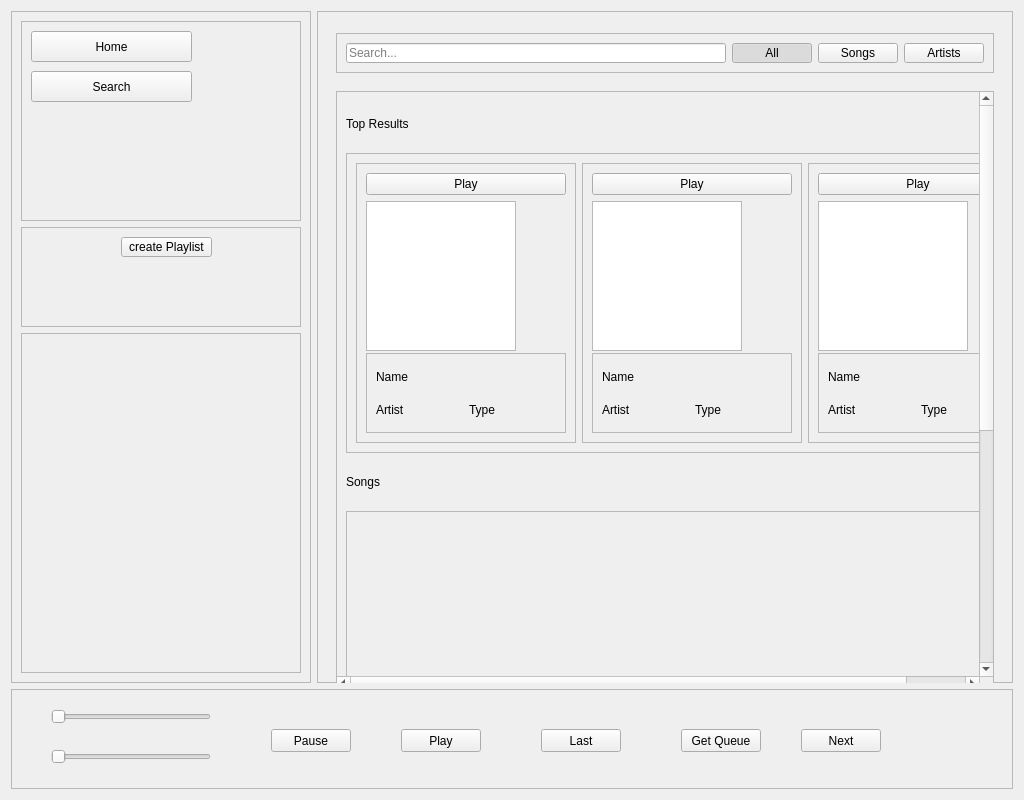
Before: the Qt Designer form client/main.ui in Nmstr/Auralium, drawn with Qt 5.
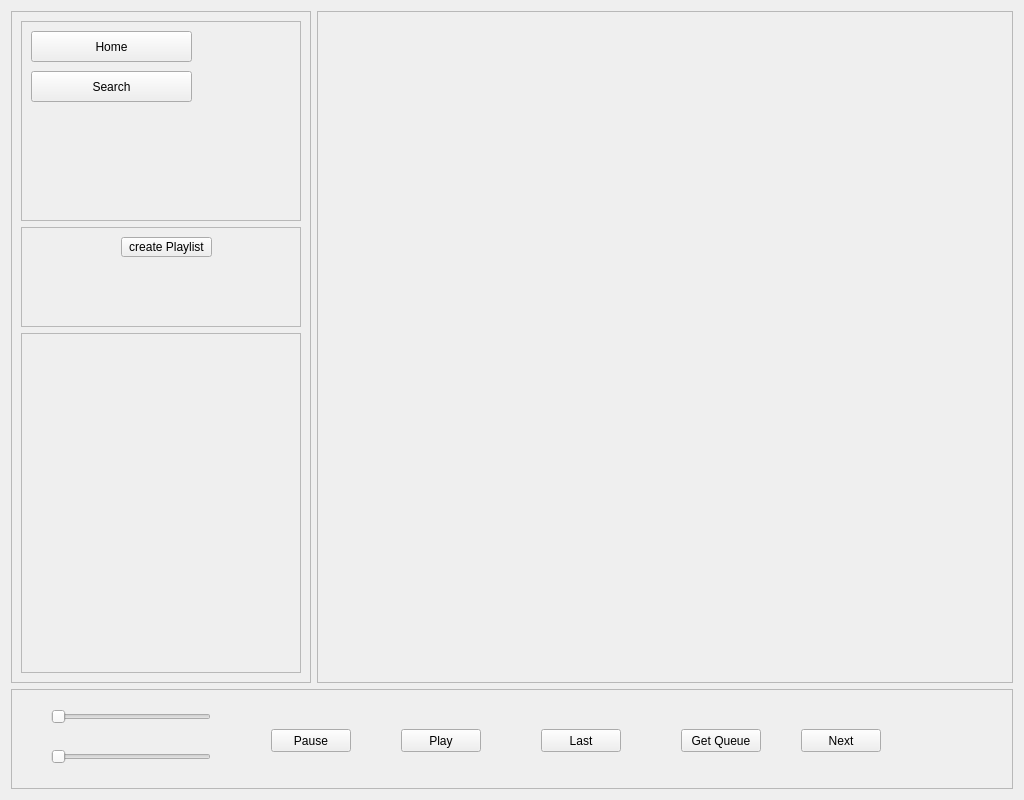
After: the same form once the commit is applied. The open tabs and pages were chosen to show the change.

Commit message: broke mainContentStack into smaller custom widgets

What changed in the file:
```diff
--- a/client/main.ui
+++ b/client/main.ui
@@ -315,782 +315,12 @@
    </item>
    <item row="0" column="1">
     <widget class="QFrame" name="mainContent">
-     <property name="sizePolicy">
-      <sizepolicy hsizetype="Preferred" vsizetype="Preferred">
-       <horstretch>0</horstretch>
-       <verstretch>0</verstretch>
-      </sizepolicy>
-     </property>
      <property name="frameShape">
       <enum>QFrame::StyledPanel</enum>
      </property>
      <property name="frameShadow">
       <enum>QFrame::Raised</enum>
      </property>
-     <layout class="QVBoxLayout" name="verticalLayout_2">
-      <property name="topMargin">
-       <number>0</number>
-      </property>
-      <item>
-       <widget class="QStackedWidget" name="mainContentStack">
-        <property name="sizePolicy">
-         <sizepolicy hsizetype="Preferred" vsizetype="Preferred">
-          <horstretch>0</horstretch>
-          <verstretch>0</verstretch>
-         </sizepolicy>
-        </property>
-        <property name="minimumSize">
-         <size>
-          <width>200</width>
-          <height>700</height>
-         </size>
-        </property>
-        <property name="maximumSize">
-         <size>
-          <width>16777215</width>
-          <height>16777215</height>
-         </size>
-        </property>
-        <property name="frameShape">
-         <enum>QFrame::NoFrame</enum>
-        </property>
-        <property name="currentIndex">
-         <number>0</number>
-        </property>
-        <widget class="QWidget" name="home">
-         <widget class="QLabel" name="homeLabel">
-          <property name="geometry">
-           <rect>
-            <x>300</x>
-            <y>90</y>
-            <width>58</width>
-            <height>15</height>
-           </rect>
-          </property>
-          <property name="text">
-           <string>Home</string>
-          </property>
-         </widget>
-         <widget class="QPushButton" name="playlistsAddSongBtn">
-          <property name="geometry">
-           <rect>
-            <x>190</x>
-            <y>260</y>
-            <width>161</width>
-            <height>31</height>
-           </rect>
-          </property>
-          <property name="text">
-           <string>add Song</string>
-          </property>
-         </widget>
-         <widget class="QPushButton" name="playlistsRemoveSongBtn">
-          <property name="geometry">
-           <rect>
-            <x>390</x>
-            <y>330</y>
-            <width>161</width>
-            <height>31</height>
-           </rect>
-          </property>
-          <property name="text">
-           <string>remove Song</string>
-          </property>
-         </widget>
-         <widget class="QPushButton" name="playlistsMoveSongBtn">
-          <property name="geometry">
-           <rect>
-            <x>190</x>
-            <y>330</y>
-            <width>161</width>
-            <height>31</height>
-           </rect>
-          </property>
-          <property name="text">
-           <string>Move Song</string>
-          </property>
-         </widget>
-         <widget class="QPushButton" name="playlistsRetrieveBtn">
-          <property name="geometry">
-           <rect>
-            <x>390</x>
-            <y>260</y>
-            <width>161</width>
-            <height>31</height>
-           </rect>
-          </property>
-          <property name="text">
-           <string>Retrieve Playlist</string>
-          </property>
-         </widget>
-         <widget class="QPushButton" name="playlistsRetrieveAllBtn">
-          <property name="geometry">
-           <rect>
-            <x>580</x>
-            <y>260</y>
-            <width>161</width>
-            <height>31</height>
-           </rect>
-          </property>
-          <property name="text">
-           <string>Retrieve All Playlists</string>
-          </property>
-         </widget>
-        </widget>
-        <widget class="QWidget" name="search">
-         <layout class="QVBoxLayout" name="verticalLayout" stretch="0,0">
-          <property name="spacing">
-           <number>6</number>
-          </property>
-          <property name="sizeConstraint">
-           <enum>QLayout::SetDefaultConstraint</enum>
-          </property>
-          <property name="topMargin">
-           <number>9</number>
-          </property>
-          <item>
-           <widget class="QFrame" name="searchTopBar">
-            <property name="minimumSize">
-             <size>
-              <width>0</width>
-              <height>40</height>
-             </size>
-            </property>
-            <property name="maximumSize">
-             <size>
-              <width>16777215</width>
-              <height>40</height>
-             </size>
-            </property>
-            <property name="frameShape">
-             <enum>QFrame::StyledPanel</enum>
-            </property>
-            <property name="frameShadow">
-             <enum>QFrame::Raised</enum>
-            </property>
-            <layout class="QHBoxLayout" name="horizontalLayout">
-             <property name="spacing">
-              <number>6</number>
-             </property>
-             <item>
-              <widget class="QLineEdit" name="searchBar">
-               <property name="toolTip">
-                <string>Enter what you want to search for!</string>
-               </property>
-               <property name="inputMask">
-                <string/>
-               </property>
-               <property name="text">
-                <string/>
-               </property>
-               <property name="placeholderText">
-                <string>Search...</string>
-               </property>
-              </widget>
-             </item>
-             <item>
-              <widget class="QPushButton" name="searchFilterAllBtn">
-               <property name="text">
-                <string>All</string>
-               </property>
-               <property name="checkable">
-                <bool>true</bool>
-               </property>
-               <property name="checked">
-                <bool>true</bool>
-               </property>
-              </widget>
-             </item>
-             <item>
-              <widget class="QPushButton" name="searchFilterSongsBtn">
-               <property name="text">
-                <string>Songs</string>
-               </property>
-               <property name="checkable">
-                <bool>true</bool>
-               </property>
-              </widget>
-             </item>
-             <item>
-              <widget class="QPushButton" name="searchFilterArtistsBtn">
-               <property name="text">
-                <string>Artists</string>
-               </property>
-               <property name="checkable">
-                <bool>true</bool>
-               </property>
-              </widget>
-             </item>
-            </layout>
-           </widget>
-          </item>
-          <item>
-           <widget class="QScrollArea" name="searchScrollArea">
-            <property name="sizePolicy">
-             <sizepolicy hsizetype="Expanding" vsizetype="Expanding">
-              <horstretch>0</horstretch>
-              <verstretch>0</verstretch>
-             </sizepolicy>
-            </property>
-            <property name="maximumSize">
-             <size>
-              <width>16777215</width>
-              <height>600</height>
-             </size>
-            </property>
-            <property name="focusPolicy">
-             <enum>Qt::StrongFocus</enum>
-            </property>
-            <property name="frameShape">
-             <enum>QFrame::StyledPanel</enum>
-            </property>
-            <property name="widgetResizable">
-             <bool>true</bool>
-            </property>
-            <widget class="QWidget" name="scrollAreaWidgetContents">
-             <property name="geometry">
-              <rect>
-               <x>0</x>
-               <y>0</y>
-               <width>710</width>
-               <height>1000</height>
-              </rect>
-             </property>
-             <property name="sizePolicy">
-              <sizepolicy hsizetype="Preferred" vsizetype="Preferred">
-               <horstretch>0</horstretch>
-               <verstretch>0</verstretch>
-              </sizepolicy>
-             </property>
-             <property name="minimumSize">
-              <size>
-               <width>0</width>
-               <height>1000</height>
-              </size>
-             </property>
-             <layout class="QVBoxLayout" name="verticalLayout_4">
-              <item>
-               <widget class="QLabel" name="searchTopResultsLabel">
-                <property name="maximumSize">
-                 <size>
-                  <width>16777215</width>
-                  <height>20</height>
-                 </size>
-                </property>
-                <property name="text">
-                 <string>Top Results</string>
-                </property>
-               </widget>
-              </item>
-              <item>
-               <widget class="QFrame" name="searchTopResults">
-                <property name="sizePolicy">
-                 <sizepolicy hsizetype="Preferred" vsizetype="Preferred">
-                  <horstretch>0</horstretch>
-                  <verstretch>0</verstretch>
-                 </sizepolicy>
-                </property>
-                <property name="minimumSize">
-                 <size>
-                  <width>0</width>
-                  <height>100</height>
-                 </size>
-                </property>
-                <property name="maximumSize">
-                 <size>
-                  <width>16777215</width>
-                  <height>300</height>
-                 </size>
-                </property>
-                <property name="frameShape">
-                 <enum>QFrame::StyledPanel</enum>
-                </property>
-                <property name="frameShadow">
-                 <enum>QFrame::Raised</enum>
-                </property>
-                <layout class="QHBoxLayout" name="horizontalLayout_2">
-                 <item>
-                  <widget class="QFrame" name="searchTopResults0Frame">
-                   <property name="frameShape">
-                    <enum>QFrame::StyledPanel</enum>
-                   </property>
-                   <property name="frameShadow">
-                    <enum>QFrame::Raised</enum>
-                   </property>
-                   <layout class="QVBoxLayout" name="verticalLayout_5">
-                    <item>
-                     <widget class="QPushButton" name="searchTopResults0Play">
-                      <property name="text">
-                       <string>Play</string>
-                      </property>
-                     </widget>
-                    </item>
-                    <item>
-                     <widget class="QGraphicsView" name="searchTopResults0Img">
-                      <property name="minimumSize">
-                       <size>
-                        <width>150</width>
-                        <height>150</height>
-                       </size>
-                      </property>
-                      <property name="maximumSize">
-                       <size>
-                        <width>150</width>
-                        <height>150</height>
-                       </size>
-                      </property>
-                      <property name="sizeIncrement">
-                       <size>
-                        <width>0</width>
-                        <height>0</height>
-                       </size>
-                      </property>
-                      <property name="verticalScrollBarPolicy">
-                       <enum>Qt::ScrollBarAlwaysOff</enum>
-                      </property>
-                      <property name="horizontalScrollBarPolicy">
-                       <enum>Qt::ScrollBarAlwaysOff</enum>
-                      </property>
-                      <property name="sizeAdjustPolicy">
-                       <enum>QAbstractScrollArea::AdjustIgnored</enum>
-                      </property>
-                     </widget>
-                    </item>
-                    <item>
-                     <widget class="QFrame" name="searchTopResults0DataFrame">
-                      <property name="minimumSize">
-                       <size>
-                        <width>200</width>
-                        <height>80</height>
-                       </size>
-                      </property>
-                      <property name="frameShape">
-                       <enum>QFrame::StyledPanel</enum>
-                      </property>
-                      <property name="frameShadow">
-                       <enum>QFrame::Raised</enum>
-                      </property>
-                      <layout class="QGridLayout" name="gridLayout_3">
-                       <item row="2" column="0">
-                        <widget class="QLabel" name="searchTopResult0Artist">
-                         <property name="text">
-                          <string>Artist</string>
-                         </property>
-                        </widget>
-                       </item>
-                       <item row="2" column="1">
-                        <widget class="QLabel" name="searchTopResult0Type">
-                         <property name="text">
-                          <string>Type</string>
-                         </property>
-                        </widget>
-                       </item>
-                       <item row="1" column="0">
-                        <widget class="QLabel" name="searchTopResult0Name">
-                         <property name="text">
-                          <string>Name</string>
-                         </property>
-                        </widget>
-                       </item>
-                      </layout>
-                     </widget>
-                    </item>
-                   </layout>
-                  </widget>
-                 </item>
-                 <item>
-                  <widget class="QFrame" name="searchTopResults1Frame">
-                   <property name="frameShape">
-                    <enum>QFrame::StyledPanel</enum>
-                   </property>
-                   <property name="frameShadow">
-                    <enum>QFrame::Raised</enum>
-                   </property>
-                   <layout class="QVBoxLayout" name="verticalLayout_6">
-                    <item>
-                     <widget class="QPushButton" name="searchTopResults1Play">
-                      <property name="text">
-                       <string>Play</string>
-                      </property>
-                     </widget>
-                    </item>
-                    <item>
-                     <widget class="QGraphicsView" name="searchTopResults1Img">
-                      <property name="minimumSize">
-                       <size>
-                        <width>150</width>
-                        <height>150</height>
-                       </size>
-                      </property>
-                      <property name="maximumSize">
-                       <size>
-                        <width>150</width>
-                        <height>150</height>
-                       </size>
-                      </property>
-                      <property name="verticalScrollBarPolicy">
-                       <enum>Qt::ScrollBarAlwaysOff</enum>
-                      </property>
-                      <property name="horizontalScrollBarPolicy">
-                       <enum>Qt::ScrollBarAlwaysOff</enum>
-                      </property>
-                     </widget>
-                    </item>
-                    <item>
-                     <widget class="QFrame" name="searchTopResults1DataFrame">
-                      <property name="minimumSize">
-                       <size>
-                        <width>200</width>
-                        <height>80</height>
-                       </size>
-                      </property>
-                      <property name="frameShape">
-                       <enum>QFrame::StyledPanel</enum>
-                      </property>
-                      <property name="frameShadow">
-                       <enum>QFrame::Raised</enum>
-                      </property>
-                      <layout class="QGridLayout" name="gridLayout_4">
-                       <item row="0" column="0">
-                        <widget class="QLabel" name="searchTopResult1Name">
-                         <property name="text">
-                          <string>Name</string>
-                         </property>
-                        </widget>
-                       </item>
-                       <item row="1" column="0">
-                        <widget class="QLabel" name="searchTopResult1Artist">
-                         <property name="text">
-                          <string>Artist</string>
-                         </property>
-                        </widget>
-                       </item>
-                       <item row="1" column="1">
-                        <widget class="QLabel" name="searchTopResult1Type">
-                         <property name="text">
-                          <string>Type</string>
-                         </property>
-                        </widget>
-                       </item>
-                      </layout>
-                     </widget>
-                    </item>
-                   </layout>
-                  </widget>
-                 </item>
-                 <item>
-                  <widget class="QFrame" name="searchTopResults2Frame">
-                   <property name="frameShape">
-                    <enum>QFrame::StyledPanel</enum>
-                   </property>
-                   <property name="frameShadow">
-                    <enum>QFrame::Raised</enum>
-                   </property>
-                   <layout class="QVBoxLayout" name="verticalLayout_7">
-                    <item>
-                     <widget class="QPushButton" name="searchTopResults2Play">
-                      <property name="text">
-                       <string>Play</string>
-                      </property>
-                     </widget>
-                    </item>
-                    <item>
-                     <widget class="QGraphicsView" name="searchTopResults2Img">
-                      <property name="minimumSize">
-                       <size>
-                        <width>150</width>
-                        <height>150</height>
-                       </size>
-                      </property>
-                      <property name="maximumSize">
-                       <size>
-                        <width>150</width>
-                        <height>150</height>
-                       </size>
-                      </property>
-                      <property name="verticalScrollBarPolicy">
-                       <enum>Qt::ScrollBarAlwaysOff</enum>
-                      </property>
-                      <property name="horizontalScrollBarPolicy">
-                       <enum>Qt::ScrollBarAlwaysOff</enum>
-                      </property>
-                     </widget>
-                    </item>
-                    <item>
-                     <widget class="QFrame" name="searchTopResults2DataFrame">
-                      <property name="minimumSize">
-                       <size>
-                        <width>200</width>
-                        <height>80</height>
-                       </size>
-                      </property>
-                      <property name="frameShape">
-                       <enum>QFrame::StyledPanel</enum>
-                      </property>
-                      <property name="frameShadow">
-                       <enum>QFrame::Raised</enum>
-                      </property>
-                      <layout class="QGridLayout" name="gridLayout_5">
-                       <item row="0" column="0">
-                        <widget class="QLabel" name="searchTopResult2Name">
-                         <property name="text">
-                          <string>Name</string>
-                         </property>
-                        </widget>
-                       </item>
-                       <item row="1" column="0">
-                        <widget class="QLabel" name="searchTopResult2Artist">
-                         <property name="text">
-                          <string>Artist</string>
-                         </property>
-                        </widget>
-                       </item>
-                       <item row="1" column="1">
-                        <widget class="QLabel" name="searchTopResult2Type">
-                         <property name="text">
-                          <string>Type</string>
-                         </property>
-                        </widget>
-                       </item>
-                      </layout>
-                     </widget>
-                    </item>
-                   </layout>
-                  </widget>
-                 </item>
-                </layout>
-               </widget>
-              </item>
-              <item>
-               <widget class="QLabel" name="searchSongsLabel">
-                <property name="maximumSize">
-                 <size>
-                  <width>16777215</width>
-                  <height>20</height>
-                 </size>
-                </property>
-                <property name="text">
-                 <string>Songs</string>
-                </property>
-               </widget>
-              </item>
-              <item>
-               <widget class="QScrollArea" name="searchSongsScrollArea">
-                <property name="minimumSize">
-                 <size>
-                  <width>0</width>
-                  <height>100</height>
-                 </size>
-                </property>
-                <property name="maximumSize">
-                 <size>
-                  <width>16777215</width>
-                  <height>250</height>
-                 </size>
-                </property>
-                <property name="widgetResizable">
-                 <bool>true</bool>
-                </property>
-                <widget class="QWidget" name="scrollAreaWidgetContents_2">
-                 <property name="geometry">
-                  <rect>
-                   <x>0</x>
-                   <y>0</y>
-                   <width>1000</width>
-                   <height>234</height>
-                  </rect>
-                 </property>
-                 <property name="minimumSize">
-                  <size>
-                   <width>1000</width>
-                   <height>0</height>
-                  </size>
-                 </property>
-                </widget>
-               </widget>
-              </item>
-              <item>
-               <widget class="QLabel" name="searchArtistsLabel">
-                <property name="maximumSize">
-                 <size>
-                  <width>16777215</width>
-                  <height>20</height>
-                 </size>
-                </property>
-                <property name="text">
-                 <string>Artists</string>
-                </property>
-               </widget>
-              </item>
-              <item>
-               <widget class="QScrollArea" name="searchArtistsScrollArea">
-                <property name="sizePolicy">
-                 <sizepolicy hsizetype="Expanding" vsizetype="Expanding">
-                  <horstretch>0</horstretch>
-                  <verstretch>0</verstretch>
-                 </sizepolicy>
-                </property>
-                <property name="minimumSize">
-                 <size>
-                  <width>0</width>
-                  <height>100</height>
-                 </size>
-                </property>
-                <property name="maximumSize">
-                 <size>
-                  <width>16777215</width>
-                  <height>250</height>
-                 </size>
-                </property>
-                <property name="layoutDirection">
-                 <enum>Qt::LeftToRight</enum>
-                </property>
-                <property name="widgetResizable">
-                 <bool>true</bool>
-                </property>
-                <widget class="QWidget" name="scrollAreaWidgetContents_3">
-                 <property name="geometry">
-                  <rect>
-                   <x>0</x>
-                   <y>0</y>
-                   <width>1000</width>
-                   <height>234</height>
-                  </rect>
-                 </property>
-                 <property name="minimumSize">
-                  <size>
-                   <width>1000</width>
-                   <height>0</height>
-                  </size>
-                 </property>
-                </widget>
-               </widget>
-              </item>
-             </layout>
-            </widget>
-           </widget>
-          </item>
-         </layout>
-        </widget>
-        <widget class="QWidget" name="playlistView">
-         <layout class="QVBoxLayout" name="verticalLayout_9">
-          <property name="leftMargin">
-           <number>9</number>
-          </property>
-          <property name="topMargin">
-           <number>9</number>
-          </property>
-          <property name="rightMargin">
-           <number>9</number>
-          </property>
-          <property name="bottomMargin">
-           <number>9</number>
-          </property>
-          <item>
-           <widget class="QScrollArea" name="playlistViewScrollArea">
-            <property name="frameShape">
-             <enum>QFrame::NoFrame</enum>
-            </property>
-            <property name="widgetResizable">
-             <bool>true</bool>
-            </property>
-            <widget class="QWidget" name="playlistViewScrollAreaWidgetContents">
-             <property name="geometry">
-              <rect>
-               <x>0</x>
-               <y>0</y>
-               <width>662</width>
-               <height>682</height>
-              </rect>
-             </property>
-             <layout class="QVBoxLayout" name="verticalLayout_10">
-              <property name="leftMargin">
-               <number>9</number>
-              </property>
-              <property name="topMargin">
-               <number>9</number>
-              </property>
-              <property name="rightMargin">
-               <number>9</number>
-              </property>
-              <property name="bottomMargin">
-               <number>9</number>
-              </property>
-              <item>
-               <widget class="QFrame" name="playlistsTopper">
-                <property name="minimumSize">
-                 <size>
-                  <width>0</width>
-                  <height>300</height>
-                 </size>
-                </property>
-                <property name="frameShape">
-                 <enum>QFrame::StyledPanel</enum>
-                </property>
-                <property name="frameShadow">
-                 <enum>QFrame::Raised</enum>
-                </property>
-                <layout class="QGridLayout" name="gridLayout_2">
-                 <item row="0" column="5">
-                  <widget class="QLabel" name="playlistIdLabel">
-                   <property name="text">
-                    <string>Playlist Id</string>
-                   </property>
-                  </widget>
-                 </item>
-                 <item row="2" column="3">
-                  <widget class="QLabel" name="playlistNameLabel">
-                   <property name="text">
-                    <string>Playlist Name</string>
-                   </property>
-                  </widget>
-                 </item>
-                 <item row="0" column="0" rowspan="6" colspan="3">
-                  <widget class="QGraphicsView" name="playlistImg"/>
-                 </item>
-                 <item row="5" column="3">
-                  <widget class="QLabel" name="playlistCreatorLabel">
-                   <property name="text">
-                    <string>Playlist Creator</string>
-                   </property>
-                  </widget>
-                 </item>
-                 <item row="6" column="0" colspan="6">
-                  <widget class="QLabel" name="playlistDescriptionLabel">
-                   <property name="text">
-                    <string>Playlist Description</string>
-                   </property>
-                  </widget>
-                 </item>
-                 <item row="5" column="5">
-                  <widget class="QLabel" name="playlistLengthLabel">
-                   <property name="text">
-                    <string>Playlist Length</string>
-                   </property>
-                  </widget>
-                 </item>
-                </layout>
-               </widget>
-              </item>
-              <item>
-               <widget class="QFrame" name="playlistSongs">
-                <property name="frameShape">
-                 <enum>QFrame::StyledPanel</enum>
-                </property>
-                <property name="frameShadow">
-                 <enum>QFrame::Raised</enum>
-                </property>
-               </widget>
-              </item>
-             </layout>
-            </widget>
-           </widget>
-          </item>
-         </layout>
-        </widget>
-       </widget>
-      </item>
-     </layout>
     </widget>
    </item>
   </layout>
```
The commit also changes 8 other files.
